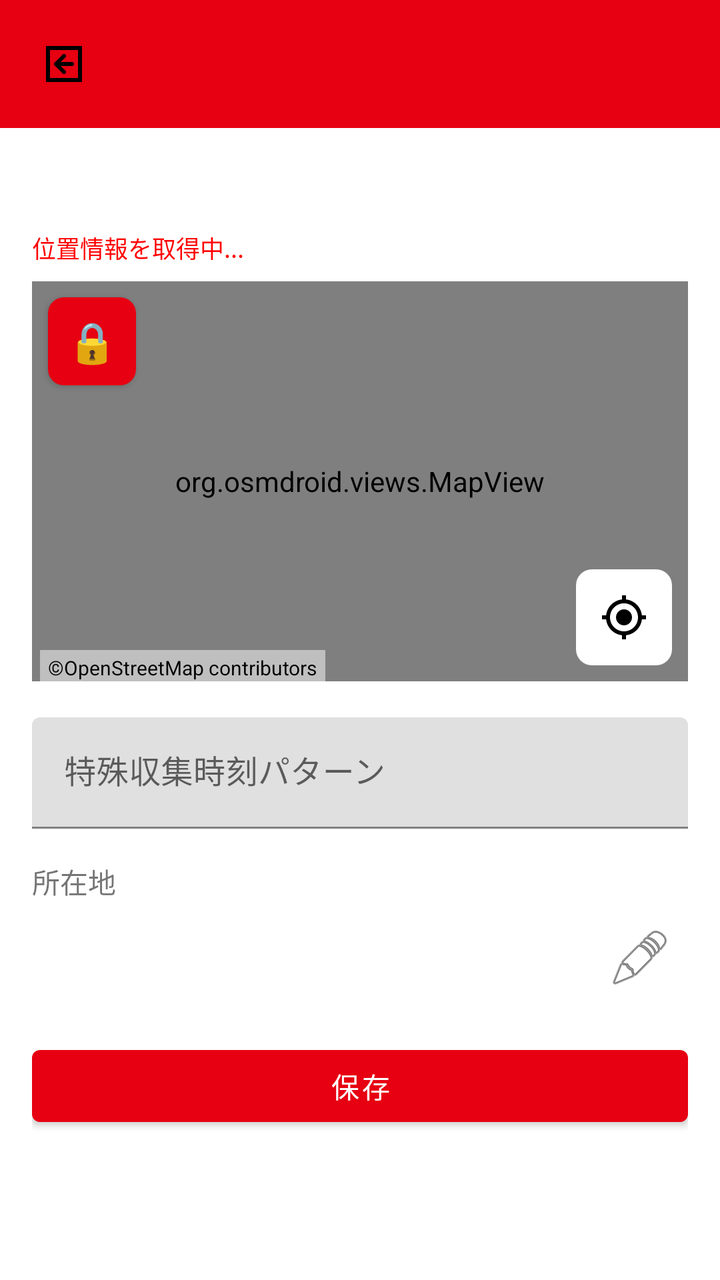
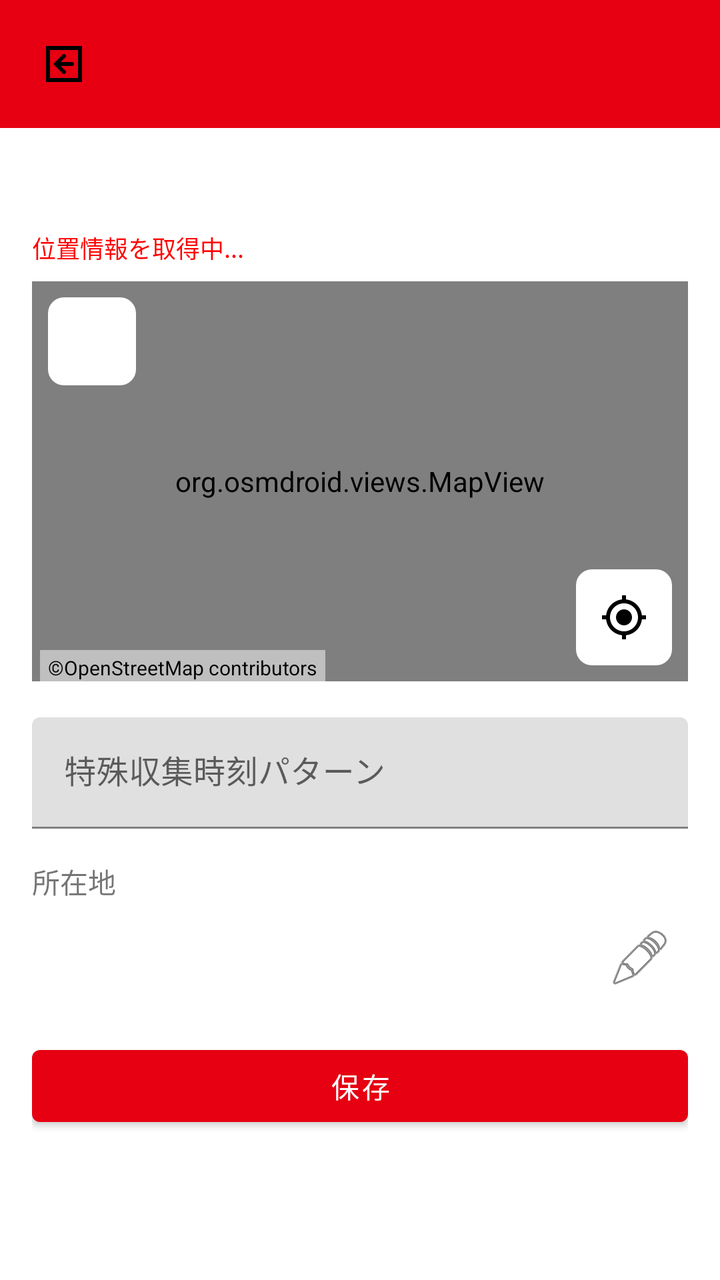

Two renders of the same Android screen: before a commit and after it. Below are the layout's source before the change and the commit's diff.
<!-- AndroidManifest.xml: application theme Theme.OsmJPPostalMap -->
<!-- res/layout/activity_edit_poi.xml -->
<?xml version="1.0" encoding="utf-8"?>
<LinearLayout xmlns:android="http://schemas.android.com/apk/res/android"
    android:id="@+id/edit_root"
    android:layout_width="match_parent"
    android:layout_height="match_parent"
    android:orientation="vertical"
    android:background="@color/jp_post_red">

    
    <TextView
        android:id="@+id/top_banner"
        android:layout_width="match_parent"
        android:layout_height="wrap_content"
        android:textColor="#FFFFFF"
        android:padding="8dp"
        android:visibility="gone"
        android:elevation="8dp" />

    <androidx.appcompat.widget.AppCompatImageButton
        android:id="@+id/btn_back"
        android:layout_width="48dp"
        android:layout_height="48dp"
        android:layout_margin="8dp"
        android:background="?attr/selectableItemBackgroundBorderless"
        android:src="@drawable/ic_back_postbox"
        android:contentDescription="戻る" />

    <ScrollView
        android:id="@+id/edit_scroll_view"
        android:layout_width="match_parent"
        android:layout_height="match_parent"
        android:background="@android:color/white">

        <LinearLayout
            android:layout_width="match_parent"
            android:layout_height="wrap_content"
            android:orientation="vertical"
            android:padding="16dp">

        <TextView
            android:id="@+id/edit_title"
            android:layout_width="wrap_content"
            android:layout_height="wrap_content"
            android:textSize="20sp"
            android:textStyle="bold"
            android:layout_marginBottom="8dp" />

        <TextView
            android:id="@+id/text_location_status"
            android:layout_width="match_parent"
            android:layout_height="wrap_content"
            android:textSize="12sp"
            android:textColor="#FF0000"
            android:text="位置情報を取得中..."
            android:layout_marginBottom="8dp" />

        <FrameLayout
            android:layout_width="match_parent"
            android:layout_height="200dp">

            <org.osmdroid.views.MapView
                android:id="@+id/edit_map"
                android:layout_width="match_parent"
                android:layout_height="match_parent" />

            <Button
                android:id="@+id/btn_lock_map"
                android:layout_width="44dp"
                android:layout_height="44dp"
                android:layout_margin="8dp"
                android:background="@drawable/bg_menu_button"
                android:text="🔒"
                android:textSize="20sp"
                android:padding="0dp"
                android:gravity="center"
                android:contentDescription="地図のロック"
                android:layout_gravity="top|start" />

            <ImageButton
                android:id="@+id/btn_my_location"
                android:layout_width="48dp"
                android:layout_height="48dp"
                android:layout_gravity="bottom|end"
                android:layout_margin="8dp"
                android:background="@drawable/bg_menu_button"
                android:src="@drawable/ic_my_location"
                android:contentDescription="現在地" />
        </FrameLayout>

        <TextView
            android:layout_width="wrap_content"
            android:layout_height="wrap_content"
            android:layout_marginStart="4dp"
            android:layout_marginTop="-16dp"
            android:layout_marginBottom="16dp"
            android:background="#80FFFFFF"
            android:paddingHorizontal="4dp"
            android:paddingVertical="2dp"
            android:text="@string/osm_copyright"
            android:textColor="#000000"
            android:textSize="10sp" />

        <com.google.android.material.textfield.TextInputLayout
            android:id="@+id/edit_tag_layout"
            android:layout_width="match_parent"
            android:layout_height="wrap_content"
            android:hint="営業時間 (タグ直接編集)"
            android:layout_marginBottom="16dp"
            android:visibility="gone">

            <com.google.android.material.textfield.TextInputEditText
                android:id="@+id/edit_tag_value"
                android:layout_width="match_parent"
                android:layout_height="wrap_content"
                android:inputType="textMultiLine" />
        </com.google.android.material.textfield.TextInputLayout>

        <LinearLayout
            android:id="@+id/layout_opening_hours_edit"
            android:layout_width="match_parent"
            android:layout_height="wrap_content"
            android:orientation="vertical"
            android:visibility="gone">

            <TableLayout
                android:id="@+id/table_opening_hours"
                android:layout_width="match_parent"
                android:layout_height="wrap_content"
                android:stretchColumns="1,2,3"
                android:layout_marginBottom="8dp">
                <TableRow>
                    <TextView android:text="" android:padding="4dp"/>
                    <TextView android:text="開店" android:gravity="center" android:textStyle="bold" android:padding="4dp"/>
                    <TextView android:text="閉店" android:gravity="center" android:textStyle="bold" android:padding="4dp"/>
                    <TextView android:text="休憩 (開始-終了)" android:gravity="center" android:textStyle="bold" android:padding="4dp"/>
                    <TextView android:text="休" android:gravity="center" android:textStyle="bold" android:padding="4dp"/>
                </TableRow>
                <TableRow>
                    <TextView android:text="平日" android:textStyle="bold" android:padding="4dp" android:gravity="center_vertical"/>
                    <EditText android:id="@+id/edit_oh_wd_open" android:layout_width="match_parent" android:layout_height="wrap_content" android:hint="--:--" android:inputType="time" android:background="@drawable/bg_edit_time_cell" android:padding="8dp" android:textSize="14sp" android:gravity="center"/>
                    <EditText android:id="@+id/edit_oh_wd_close" android:layout_width="match_parent" android:layout_height="wrap_content" android:hint="--:--" android:inputType="time" android:background="@drawable/bg_edit_time_cell" android:padding="8dp" android:textSize="14sp" android:gravity="center"/>
                    <LinearLayout android:layout_width="match_parent" android:layout_height="wrap_content" android:orientation="horizontal">
                        <EditText android:id="@+id/edit_oh_wd_break_start" android:layout_width="0dp" android:layout_weight="1" android:layout_height="wrap_content" android:hint="--:--" android:inputType="time" android:background="@drawable/bg_edit_time_cell" android:padding="8dp" android:textSize="12sp" android:gravity="center"/>
                        <TextView android:layout_width="wrap_content" android:layout_height="wrap_content" android:text="-" android:padding="2dp"/>
                        <EditText android:id="@+id/edit_oh_wd_break_end" android:layout_width="0dp" android:layout_weight="1" android:layout_height="wrap_content" android:hint="--:--" android:inputType="time" android:background="@drawable/bg_edit_time_cell" android:padding="8dp" android:textSize="12sp" android:gravity="center"/>
                    </LinearLayout>
                    <CheckBox android:id="@+id/check_oh_wd_off" android:layout_width="wrap_content" android:layout_height="wrap_content" android:gravity="center"/>
                </TableRow>
                <TableRow android:layout_marginTop="4dp">
                    <TextView android:text="土曜" android:textStyle="bold" android:padding="4dp" android:gravity="center_vertical"/>
                    <EditText android:id="@+id/edit_oh_sa_open" android:layout_width="match_parent" android:layout_height="wrap_content" android:hint="--:--" android:inputType="time" android:background="@drawable/bg_edit_time_cell" android:padding="8dp" android:textSize="14sp" android:gravity="center"/>
                    <EditText android:id="@+id/edit_oh_sa_close" android:layout_width="match_parent" android:layout_height="wrap_content" android:hint="--:--" android:inputType="time" android:background="@drawable/bg_edit_time_cell" android:padding="8dp" android:textSize="14sp" android:gravity="center"/>
                    <LinearLayout android:layout_width="match_parent" android:layout_height="wrap_content" android:orientation="horizontal">
                        <EditText android:id="@+id/edit_oh_sa_break_start" android:layout_width="0dp" android:layout_weight="1" android:layout_height="wrap_content" android:hint="--:--" android:inputType="time" android:background="@drawable/bg_edit_time_cell" android:padding="8dp" android:textSize="12sp" android:gravity="center"/>
                        <TextView android:layout_width="wrap_content" android:layout_height="wrap_content" android:text="-" android:padding="2dp"/>
                        <EditText android:id="@+id/edit_oh_sa_break_end" android:layout_width="0dp" android:layout_weight="1" android:layout_height="wrap_content" android:hint="--:--" android:inputType="time" android:background="@drawable/bg_edit_time_cell" android:padding="8dp" android:textSize="12sp" android:gravity="center"/>
                    </LinearLayout>
                    <CheckBox android:id="@+id/check_oh_sa_off" android:layout_width="wrap_content" android:layout_height="wrap_content" android:gravity="center"/>
                </TableRow>
                <TableRow android:layout_marginTop="4dp">
                    <TextView android:text="日祝" android:textStyle="bold" android:padding="4dp" android:gravity="center_vertical"/>
                    <EditText android:id="@+id/edit_oh_ph_open" android:layout_width="match_parent" android:layout_height="wrap_content" android:hint="--:--" android:inputType="time" android:background="@drawable/bg_edit_time_cell" android:padding="8dp" android:textSize="14sp" android:gravity="center"/>
                    <EditText android:id="@+id/edit_oh_ph_close" android:layout_width="match_parent" android:layout_height="wrap_content" android:hint="--:--" android:inputType="time" android:background="@drawable/bg_edit_time_cell" android:padding="8dp" android:textSize="14sp" android:gravity="center"/>
                    <LinearLayout android:layout_width="match_parent" android:layout_height="wrap_content" android:orientation="horizontal">
                        <EditText android:id="@+id/edit_oh_ph_break_start" android:layout_width="0dp" android:layout_weight="1" android:layout_height="wrap_content" android:hint="--:--" android:inputType="time" android:background="@drawable/bg_edit_time_cell" android:padding="8dp" android:textSize="12sp" android:gravity="center"/>
                        <TextView android:layout_width="wrap_content" android:layout_height="wrap_content" android:text="-" android:padding="2dp"/>
                        <EditText android:id="@+id/edit_oh_ph_break_end" android:layout_width="0dp" android:layout_weight="1" android:layout_height="wrap_content" android:hint="--:--" android:inputType="time" android:background="@drawable/bg_edit_time_cell" android:padding="8dp" android:textSize="12sp" android:gravity="center"/>
                    </LinearLayout>
                    <CheckBox android:id="@+id/check_oh_ph_off" android:layout_width="wrap_content" android:layout_height="wrap_content" android:gravity="center"/>
                </TableRow>
            </TableLayout>

            <LinearLayout
                android:layout_width="match_parent"
                android:layout_height="wrap_content"
                android:orientation="horizontal"
                android:layout_marginBottom="16dp">
                <Button
                    android:id="@+id/btn_oh_copy_to_sa"
                    android:layout_width="0dp"
                    android:layout_height="wrap_content"
                    android:layout_weight="1"
                    android:text="平日→土曜"
                    style="@style/Widget.MaterialComponents.Button.TextButton"
                    android:textSize="12sp" />
                <Button
                    android:id="@+id/btn_oh_copy_to_ph"
                    android:layout_width="0dp"
                    android:layout_height="wrap_content"
                    android:layout_weight="1"
                    android:text="土曜→日祝"
                    style="@style/Widget.MaterialComponents.Button.TextButton"
                    android:textSize="12sp" />
            </LinearLayout>
        </LinearLayout>

        <LinearLayout
            android:id="@+id/layout_collection_edit"
            android:layout_width="match_parent"
            android:layout_height="wrap_content"
            android:orientation="vertical"
            android:visibility="gone">

            <TableLayout
                android:id="@+id/table_collection"
                android:layout_width="match_parent"
                android:layout_height="wrap_content"
                android:stretchColumns="0,1,2"
                android:layout_marginBottom="8dp">
                <TableRow>
                    <TextView android:text="平日" android:gravity="center" android:textStyle="bold" android:padding="4dp"/>
                    <TextView android:text="土曜" android:gravity="center" android:textStyle="bold" android:padding="4dp"/>
                    <TextView
                        android:id="@+id/header_sun_ph"
                        android:text="日祝"
                        android:gravity="center"
                        android:textStyle="bold"
                        android:padding="4dp"/>
                </TableRow>
                <TableRow>
                    <Button
                        android:id="@+id/btn_copy_to_sat"
                        android:layout_width="0dp"
                        android:layout_height="wrap_content"
                        android:text="→土曜"
                        style="@style/Widget.MaterialComponents.Button.TextButton"
                        android:textSize="12sp" />
                    <Button
                        android:id="@+id/btn_copy_to_sun"
                        android:layout_width="0dp"
                        android:layout_height="wrap_content"
                        android:text="→日祝"
                        style="@style/Widget.MaterialComponents.Button.TextButton"
                        android:textSize="12sp" />
                    <View android:layout_width="0dp" android:layout_height="0dp" />
                </TableRow>
                <TableRow>
                    <CheckBox
                        android:id="@+id/check_col_wd_off"
                        android:layout_width="wrap_content"
                        android:layout_height="wrap_content"
                        android:text="収集なし"
                        android:textSize="10sp"
                        android:gravity="center"/>
                    <CheckBox
                        android:id="@+id/check_col_sa_off"
                        android:layout_width="wrap_content"
                        android:layout_height="wrap_content"
                        android:text="収集なし"
                        android:textSize="10sp"
                        android:gravity="center"/>
                    <CheckBox
                        android:id="@+id/check_col_ph_off"
                        android:layout_width="wrap_content"
                        android:layout_height="wrap_content"
                        android:text="収集なし"
                        android:textSize="10sp"
                        android:gravity="center"/>
                </TableRow>
            </TableLayout>

            <LinearLayout
                android:id="@+id/layout_holiday_warning"
                android:layout_width="match_parent"
                android:layout_height="wrap_content"
                android:orientation="horizontal"
                android:gravity="center_vertical"
                android:padding="4dp"
                android:background="#FFF3E0"
                android:visibility="gone"
                android:layout_marginBottom="8dp">
                <TextView
                    android:layout_width="0dp"
                    android:layout_height="wrap_content"
                    android:layout_weight="1"
                    android:text="祝日の時刻情報がありません"
                    android:textColor="#E65100"
                    android:textSize="12sp" />
                <Button
                    android:id="@+id/btn_apply_sun_to_ph"
                    android:layout_width="wrap_content"
                    android:layout_height="wrap_content"
                    android:text="日曜と同じ"
                    style="@style/Widget.MaterialComponents.Button.TextButton"
                    android:textSize="12sp" />
            </LinearLayout>

            <Button
                android:id="@+id/btn_add_row"
                android:layout_width="match_parent"
                android:layout_height="wrap_content"
                android:text="行を追加"
                style="@style/Widget.MaterialComponents.Button.OutlinedButton"
                android:layout_marginBottom="16dp" />
        </LinearLayout>

        <LinearLayout
            android:id="@+id/layout_fallback"
            android:layout_width="match_parent"
            android:layout_height="wrap_content"
            android:orientation="horizontal"
            android:gravity="center_vertical"
            android:background="#EEEEEE"
            android:padding="8dp"
            android:visibility="gone"
            android:layout_marginBottom="16dp">

            <TextView
                android:id="@+id/text_fallback_value"
                android:layout_width="0dp"
                android:layout_height="wrap_content"
                android:layout_weight="1"
                android:text="解析できない形式のため直接編集できません" />

            <ImageButton
                android:id="@+id/btn_force_edit"
                android:layout_width="48dp"
                android:layout_height="48dp"
                android:src="@android:drawable/ic_menu_edit"
                android:background="?attr/selectableItemBackgroundBorderless"
                android:contentDescription="強制的に編集する" />
        </LinearLayout>

        <com.google.android.material.textfield.TextInputLayout
            android:id="@+id/edit_special_note_layout"
            android:layout_width="match_parent"
            android:layout_height="wrap_content"
            android:hint="@string/label_special_note"
            android:layout_marginBottom="16dp">

            <com.google.android.material.textfield.TextInputEditText
                android:id="@+id/edit_special_note_value"
                android:layout_width="match_parent"
                android:layout_height="wrap_content"
                android:inputType="textMultiLine" />
        </com.google.android.material.textfield.TextInputLayout>

        <LinearLayout
            android:id="@+id/layout_shape_edit"
            android:layout_width="match_parent"
            android:layout_height="wrap_content"
            android:orientation="vertical"
            android:visibility="gone"
            android:layout_marginBottom="16dp">

            <TextView
                android:layout_width="wrap_content"
                android:layout_height="wrap_content"
                android:text="形状"
                android:layout_marginBottom="4dp" />

            <RadioGroup
                android:id="@+id/edit_radio_shape"
                android:layout_width="match_parent"
                android:layout_height="wrap_content"
                android:orientation="horizontal">
                <RadioButton
                    android:id="@+id/edit_shape_box"
                    android:layout_width="wrap_content"
                    android:layout_height="wrap_content"
                    android:text="柱上箱型" />
                <RadioButton
                    android:id="@+id/edit_shape_pillar"
                    android:layout_width="wrap_content"
                    android:layout_height="wrap_content"
                    android:text="円柱" />
                <RadioButton
                    android:id="@+id/edit_shape_other"
                    android:layout_width="wrap_content"
                    android:layout_height="wrap_content"
                    android:text="その他" />
            </RadioGroup>
        </LinearLayout>

        <com.google.android.material.textfield.TextInputLayout
            android:id="@+id/edit_branch_layout"
            android:layout_width="match_parent"
            android:layout_height="wrap_content"
            android:hint="収集局名 (operator:branch)"
            android:layout_marginBottom="16dp"
            android:visibility="gone">

            <com.google.android.material.textfield.TextInputEditText
                android:id="@+id/edit_branch_value"
                android:layout_width="match_parent"
                android:layout_height="wrap_content"
                android:inputType="text" />
        </com.google.android.material.textfield.TextInputLayout>

        <com.google.android.material.textfield.TextInputLayout
            android:id="@+id/edit_ref_layout"
            android:layout_width="match_parent"
            android:layout_height="wrap_content"
            android:hint="ポスト番号 (ref)"
            android:layout_marginBottom="16dp"
            android:visibility="gone">

            <com.google.android.material.textfield.TextInputEditText
                android:id="@+id/edit_ref_value"
                android:layout_width="match_parent"
                android:layout_height="wrap_content"
                android:inputType="text" />
        </com.google.android.material.textfield.TextInputLayout>

        <TextView
            android:layout_width="wrap_content"
            android:layout_height="wrap_content"
            android:text="所在地"
            android:layout_marginBottom="4dp" />

        <LinearLayout
            android:layout_width="match_parent"
            android:layout_height="wrap_content"
            android:orientation="horizontal"
            android:gravity="center_vertical"
            android:layout_marginBottom="16dp">

            <TextView
                android:id="@+id/edit_address_value"
                android:layout_width="0dp"
                android:layout_height="wrap_content"
                android:layout_weight="1"
                android:textSize="14sp" />

            <ImageButton
                android:id="@+id/btn_address_edit"
                android:layout_width="48dp"
                android:layout_height="48dp"
                android:background="?attr/selectableItemBackgroundBorderless"
                android:contentDescription="住所を編集"
                android:src="@android:drawable/ic_menu_edit" />
        </LinearLayout>


        <Button
            android:id="@+id/btn_save"
            android:layout_width="match_parent"
            android:layout_height="wrap_content"
            android:text="@string/save" />

    </LinearLayout>
    </ScrollView>
</LinearLayout>
<!-- resources referenced by this layout -->
<resources>
  <color name="jp_post_red">#E60012</color>
  <!-- drawable bg_edit_time_cell (drawable) -->
  <?xml version="1.0" encoding="utf-8"?>
  <layer-list xmlns:android="http://schemas.android.com/apk/res/android">
      
      <item android:id="@+id/cell_border">
          <shape android:shape="rectangle">
              <solid android:color="@color/blue_frame" />
          </shape>
      </item>
      
      <item android:id="@+id/cell_background"
          android:top="2dp" android:bottom="2dp" android:left="2dp" android:right="2dp">
          <shape android:shape="rectangle">
              <solid android:color="@color/gray_bg" />
          </shape>
      </item>
  </layer-list>
  <!-- drawable bg_menu_button (drawable) -->
  <?xml version="1.0" encoding="utf-8"?>
  <shape xmlns:android="http://schemas.android.com/apk/res/android"
      android:shape="rectangle">
      <solid android:color="#FFFFFF" />
      <corners android:radius="8dp" />
  </shape>
  <!-- drawable ic_back_postbox (drawable) -->
  <vector xmlns:android="http://schemas.android.com/apk/res/android"
      android:width="24dp"
      android:height="24dp"
      android:viewportWidth="24"
      android:viewportHeight="24">
      
      <path
          android:strokeColor="#000000"
          android:strokeWidth="2"
          android:pathData="M4,4 h16 v16 h-16 z" />
      
      <path
          android:fillColor="#000000"
          android:pathData="M16,12 H8 M8,12 l4,-4 M8,12 l4,4"
          android:strokeColor="#000000"
          android:strokeWidth="2"
          android:strokeLineCap="round"
          android:strokeLineJoin="round" />
  </vector>
  <!-- drawable ic_my_location (drawable) -->
  <vector xmlns:android="http://schemas.android.com/apk/res/android"
      android:width="24dp"
      android:height="24dp"
      android:viewportWidth="24"
      android:viewportHeight="24">
      <path
          android:fillColor="#000000"
          android:pathData="M12,8c-2.21,0 -4,1.79 -4,4s1.79,4 4,4 4,-1.79 4,-4 -1.79,-4 -4,-4zM20.94,11c-0.46,-4.17 -3.77,-7.48 -7.94,-7.94L13,1h-2v2.06C6.83,3.52 3.52,6.83 3.06,11L1,11v2h2.06c0.46,4.17 3.77,7.48 7.94,7.94L11,23h2v-2.06c4.17,-0.46 7.48,-3.77 7.94,-7.94L23,13v-2h-2.06zM12,19c-3.87,0 -7,-3.13 -7,-7s3.13,-7 7,-7 7,3.13 7,7 -3.13,7 -7,7z"/>
  </vector>
  <string name="label_special_note">特殊収集時刻パターン</string>
  <string name="osm_copyright">©OpenStreetMap contributors</string>
  <string name="save">保存</string>
  <style name="Theme.OsmJPPostalMap" parent="Theme.MaterialComponents.DayNight.NoActionBar">
          
          <item name="colorPrimary">@color/jp_post_red</item>
          <item name="colorPrimaryVariant">@color/jp_post_red</item>
          <item name="colorOnPrimary">@color/white</item>
          
          <item name="colorSecondary">@color/teal_200</item>
          <item name="colorSecondaryVariant">@color/teal_700</item>
          <item name="colorOnSecondary">@color/black</item>
          
          <item name="android:statusBarColor">?attr/colorPrimaryVariant</item>
          <item name="android:windowLightStatusBar" tools:targetApi="m">false</item>
          
      </style>
  <color name="blue_frame">#FF2196F3</color>
  <color name="gray_bg">#FFF5F5F5</color>
  <color name="white">#FFFFFFFF</color>
  <color name="teal_200">#FF03DAC5</color>
  <color name="teal_700">#FF018786</color>
  <color name="black">#FF000000</color>
</resources>

<!-- the commit's change to res/layout/activity_edit_poi.xml (unified diff, before → after) -->
@@ -63,16 +63,15 @@
                 android:layout_width="match_parent"
                 android:layout_height="match_parent" />
 
-            <Button
+            <ImageButton
                 android:id="@+id/btn_lock_map"
                 android:layout_width="44dp"
                 android:layout_height="44dp"
                 android:layout_margin="8dp"
                 android:background="@drawable/bg_menu_button"
-                android:text="🔒"
-                android:textSize="20sp"
-                android:padding="0dp"
-                android:gravity="center"
+                android:src="@drawable/ic_lock_locked"
+                android:scaleType="centerInside"
+                android:padding="8dp"
                 android:contentDescription="地図のロック"
                 android:layout_gravity="top|start" />
 
<!-- resource entries referenced after the edit -->
@@ -45,6 +45,16 @@
           android:strokeLineCap="round"
           android:strokeLineJoin="round" />
   </vector>
+  <!-- drawable ic_lock_locked (drawable) -->
+  <vector xmlns:android="http://schemas.android.com/apk/res/android"
+      android:width="24dp"
+      android:height="24dp"
+      android:viewportWidth="24"
+      android:viewportHeight="24">
+      <path
+          android:fillColor="#FFFFFF"
+          android:pathData="M18,8h-1V6c0,-2.76 -2.24,-5 -5,-5S7,3.24 7,6v2H6c-1.1,0 -2,0.9 -2,2v10c0,1.1 0.9,2 2,2h12c1.1,0 2,-0.9 2,-2V10C20,8.9 19.1,8 18,8zM12,17c-1.1,0 -2,-0.9 -2,-2s0.9,-2 2,-2s2,0.9 2,2S13.1,17 12,17zM9,8V6c0,-1.66 1.34,-3 3,-3s3,1.34 3,3v2H9z"/>
+  </vector>
   <!-- drawable ic_my_location (drawable) -->
   <vector xmlns:android="http://schemas.android.com/apk/res/android"
       android:width="24dp"
